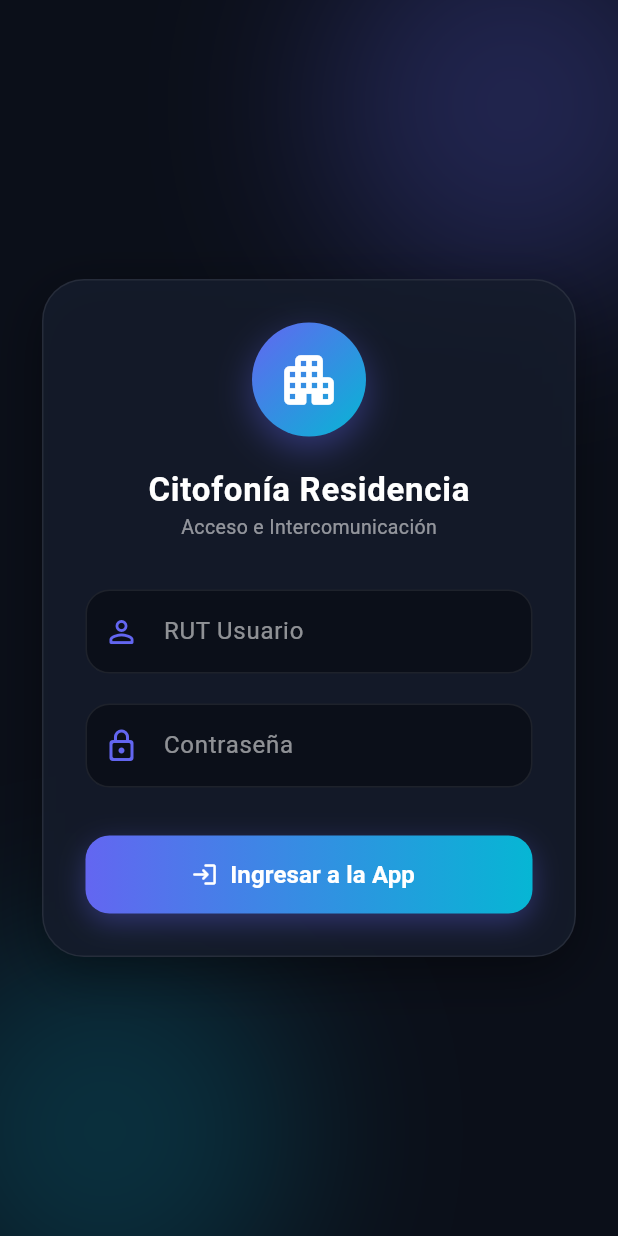
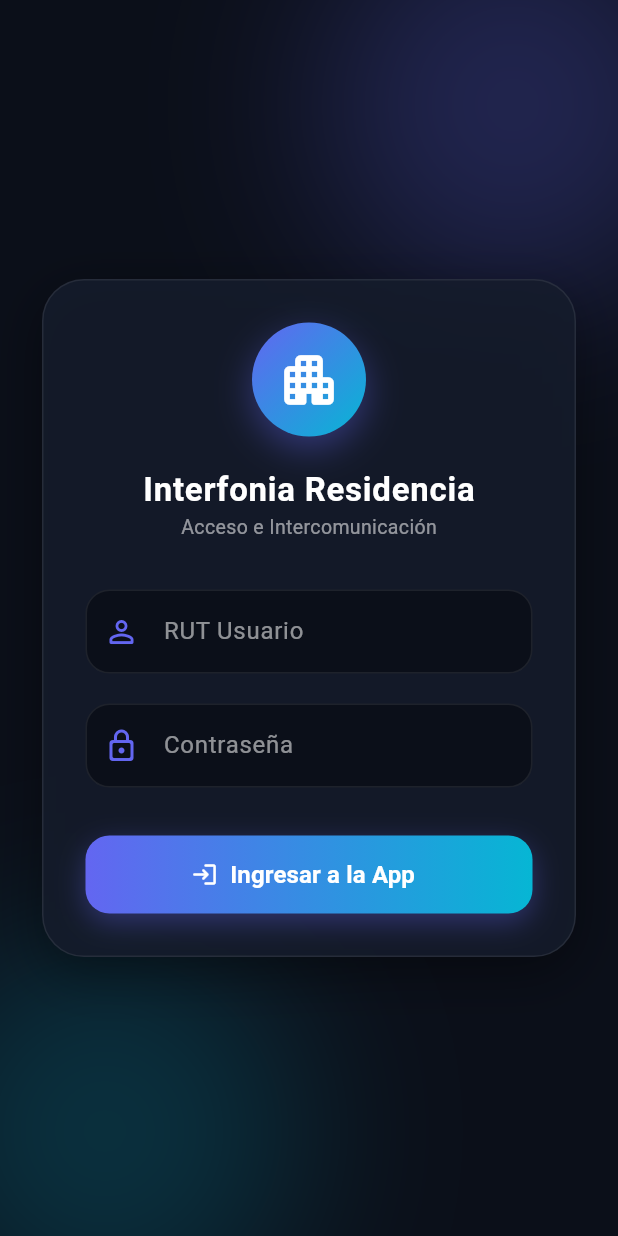
Before and after one commit to DiegoIgnacio7/InterfoniaGladiator, a Flutter app: the screen it shows after launch, on a phone screen of 412 x 824 dp. Run offline on Flutter 3.47's test engine with Material 3 defaults, Android fonts, the phone set to English and light mode, and no system bars; our stand-ins replace firebase_core, firebase_messaging, flutter_local_notifications, image_picker, permission_handler, shared_preferences and 1 more; missing offline and left inert: flutter_ringtone_player, flutter_sound, flutter_webrtc; accounts and stored records are empty.

Commit message:
version: 2.0.0+3 - Cambios visuales

```diff
--- a/lib/main.dart
+++ b/lib/main.dart
@@ -237,7 +237,7 @@ class _CitofonoAppState extends State<CitofonoApp> {
   @override
   Widget build(BuildContext context) {
     return MaterialApp(
-      title: 'Citófono',
+      title: 'Gladiator Interfonia',
       navigatorKey: navigatorKey,
       debugShowCheckedModeBanner: false,
       theme: ThemeData(
--- a/lib/screens/login_screen.dart
+++ b/lib/screens/login_screen.dart
@@ -175,7 +175,7 @@ class _LoginScreenState extends State<LoginScreen> {
                     const SizedBox(height: 20),
                     const Center(
                       child: Text(
-                        'Citofonía Residencia',
+                        'Interfonia Residencia',
                         style: TextStyle(
                           fontSize: 22,
                           fontWeight: FontWeight.bold,
--- a/lib/screens/residente_screen.dart
+++ b/lib/screens/residente_screen.dart
@@ -602,7 +602,7 @@ class _ResidenteScreenState extends State<ResidenteScreen> {
                           Icon(Icons.apartment_rounded, color: Color(0xFF6366F1), size: 28),
                           SizedBox(width: 10),
                           Text(
-                            'Citofonía App',
+                            'Gladiator Interfonia',
                             style: TextStyle(fontSize: 20, fontWeight: FontWeight.bold, color: Colors.white),
                           ),
                         ],
--- a/pubspec.yaml
+++ b/pubspec.yaml
@@ -1,7 +1,7 @@
 name: citofono_app
 description: App de Intercomunicador con videollamadas WebRTC y Firebase
 publish_to: 'none'
-version: 2.0.0+2
+version: 2.0.0+3
 
 environment:
   sdk: '>=3.0.0 <4.0.0'
```
